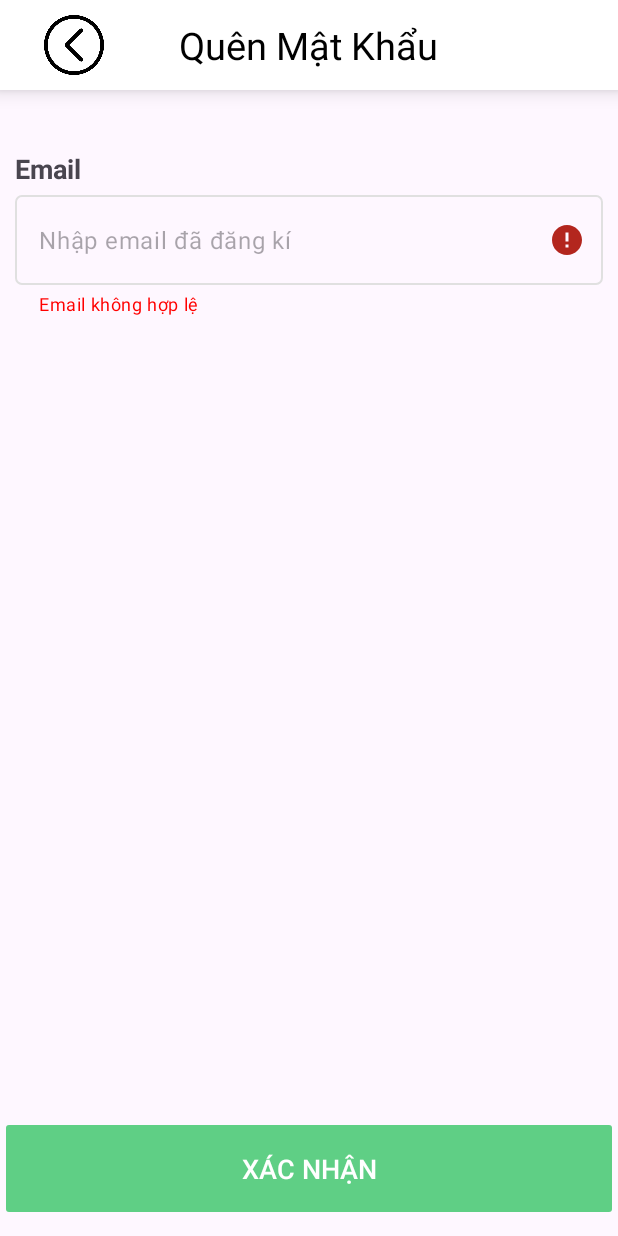
After one commit to khang3999/Rentaka, an Android app: the ForgotThePasswordActivity screen opened directly, with no data from a screen before it, on a phone screen of 412 x 824 dp. The commit adds this screen. Run offline under Robolectric (Android 15) with nearby library versions, the phone set to English and light mode, and no system bars; our stand-ins replace Firebase (no records; nobody signed in at launch, a user with empty details on screens opened directly); 1 statement that could not run was skipped.

Commit message:
Foget Password UI  And FireBase

```diff
--- a/app/src/main/AndroidManifest.xml
+++ b/app/src/main/AndroidManifest.xml
@@ -18,6 +18,9 @@
         android:supportsRtl="true"
         android:theme="@style/Theme.Rentaka"
         tools:targetApi="31">
+        <activity
+            android:name=".activities.ForgotThePasswordActivity"
+            android:exported="false" />
         <activity
             android:name=".activities.ForgotPasswordActivity"
             android:exported="false" />
--- a/app/src/main/java/vn/edu/tdc/rentaka/activities/DrivingLicenseActivity.java
+++ b/app/src/main/java/vn/edu/tdc/rentaka/activities/DrivingLicenseActivity.java
@@ -248,6 +248,7 @@ public class DrivingLicenseActivity extends AppCompatActivity {
                         // Nếu có ảnh, hiển thị ảnh bằng Glide hoặc một thư viện khác
                         if (imageGPLX != null && !imageGPLX.isEmpty()) {
                             Glide.with(DrivingLicenseActivity.this).load(imageGPLX).into(binding.imageGPLX);
+                            isImageGPLXValid = true;
                         }
                     }
                 }
@@ -304,6 +305,7 @@ public class DrivingLicenseActivity extends AppCompatActivity {
               if (isCalendar && isNameValid && isGPLXValid && isImageGPLXValid){
                   //Luu du lieu
                   saveGPLXData();
+                  finish();
               }
               else {
                   Toast.makeText(DrivingLicenseActivity.this, "Đăng kí giấy phép lái xe không thành công", Toast.LENGTH_SHORT).show();
@@ -320,6 +322,7 @@ public class DrivingLicenseActivity extends AppCompatActivity {
               if (!isImageGPLXValid){
                   binding.textErrorImage.setVisibility(View.VISIBLE);
               }
+
           }
           //Luu len server va len firebase
           private void saveGPLXData() {
--- /dev/null
+++ b/app/src/main/java/vn/edu/tdc/rentaka/activities/ForgotThePasswordActivity.java
@@ -0,0 +1,119 @@
+package vn.edu.tdc.rentaka.activities;
+
+import android.content.Intent;
+import android.os.Bundle;
+import android.text.Editable;
+import android.text.TextWatcher;
+import android.view.View;
+import android.widget.Toast;
+
+import androidx.annotation.NonNull;
+import androidx.appcompat.app.AppCompatActivity;
+
+import com.google.android.gms.tasks.OnFailureListener;
+import com.google.android.gms.tasks.OnSuccessListener;
+import com.google.firebase.auth.FirebaseAuth;
+
+import vn.edu.tdc.rentaka.R;
+import vn.edu.tdc.rentaka.databinding.ForgotThePasswordLayoutBinding;
+
+public class ForgotThePasswordActivity extends AppCompatActivity {
+
+    boolean isEmailValid = false;
+    private ForgotThePasswordLayoutBinding binding;
+    FirebaseAuth mAuth;
+
+    @Override
+    protected void onCreate(Bundle savedInstanceState) {
+        super.onCreate(savedInstanceState);
+        setContentView(R.layout.forgot_the_password_layout);
+        binding = ForgotThePasswordLayoutBinding.inflate(getLayoutInflater());
+        setContentView(binding.getRoot());
+
+        // Get email from LoginActivity
+        Intent intent = getIntent();
+        String email = intent.getStringExtra("email");
+        binding.editTextEmail.setText(email);
+
+        // Kiểm tra
+        validateEmail(email);
+
+        // Cập nhật trạng thái nút
+        updateButtonState();
+
+        // Out
+        binding.leftImageView.setOnClickListener(new View.OnClickListener() {
+            @Override
+            public void onClick(View v) {
+                finish();
+            }
+        });
+
+        binding.editTextEmail.addTextChangedListener(new TextWatcher() {
+            @Override
+            public void beforeTextChanged(CharSequence s, int start, int count, int after) {}
+
+            @Override
+            public void onTextChanged(CharSequence s, int start, int before, int count) {}
+
+            @Override
+            public void afterTextChanged(Editable s) {
+                // Kiểm tra
+                validateEmail(s.toString());
+            }
+        });
+
+        binding.btnSave.setOnClickListener(new View.OnClickListener() {
+            @Override
+            public void onClick(View v) {
+                if (isEmailValid) {
+                    sendPasswordResetEmail(binding.editTextEmail.getText().toString());
+                } else {
+                    Toast.makeText(ForgotThePasswordActivity.this, "Gửi email thất bại", Toast.LENGTH_SHORT).show();
+                    if (binding.editTextEmail.getText().toString().isEmpty()) {
+                        binding.textInputLayoutEmail.setError("Chưa nhập email");
+                    }
+                }
+            }
+        });
+    }
+    //Ham gui email
+    private void sendPasswordResetEmail(String email) {
+        mAuth = FirebaseAuth.getInstance();
+        mAuth.sendPasswordResetEmail(email)
+                .addOnSuccessListener(new OnSuccessListener<Void>() {
+                    @Override
+                    public void onSuccess(Void aVoid) {
+                        Toast.makeText(ForgotThePasswordActivity.this, "Email khôi phục mật khẩu đã được gửi", Toast.LENGTH_SHORT).show();
+                        Intent intent = new Intent(ForgotThePasswordActivity.this, LoginActivity.class);
+                        startActivity(intent);
+                        finish();
+                    }
+                })
+                .addOnFailureListener(new OnFailureListener() {
+                    @Override
+                    public void onFailure(@NonNull Exception e) {
+                        Toast.makeText(ForgotThePasswordActivity.this, "Lỗi khi gửi email khôi phục mật khẩu: " + e.getMessage(), Toast.LENGTH_SHORT).show();
+                    }
+                });
+    }
+
+    // Regex email
+    public void validateEmail(String email) {
+        // So sánh regex email
+        String regex = "^[\\w-\\.]+@([\\w-]+\\.)+[\\w-]{2,4}$";
+        if (email.matches(regex)) {
+            isEmailValid = true;
+            binding.textInputLayoutEmail.setError(null);
+        } else {
+            isEmailValid = false;
+            binding.textInputLayoutEmail.setError("Email không hợp lệ");
+        }
+        // Cập nhật trạng thái nút
+        updateButtonState();
+    }
+
+    private void updateButtonState() {
+        binding.btnSave.setEnabled(isEmailValid);
+    }
+}
--- a/app/src/main/java/vn/edu/tdc/rentaka/activities/RegisterActivity.java
+++ b/app/src/main/java/vn/edu/tdc/rentaka/activities/RegisterActivity.java
@@ -504,7 +504,7 @@ public class RegisterActivity extends AppCompatActivity {
                             String address= "";
                             String birthday= "00/00/0000";
                             // Registration successful
-                            UserModel user = new UserModel(phone, username, pass, email,gender,currentDate,imageUser,address,birthday);
+                            UserModel user = new UserModel(phone, username, email, gender,currentDate,imageUser,address,birthday);
                             String id = task.getResult().getUser().getUid();
                             database.getReference().child("Users").child(id).setValue(user);
                             //an load
--- a/app/src/main/java/vn/edu/tdc/rentaka/fragments/PersonalProfileFragment.java
+++ b/app/src/main/java/vn/edu/tdc/rentaka/fragments/PersonalProfileFragment.java
@@ -197,7 +197,6 @@ public class PersonalProfileFragment extends AbstractFragment {
     //Cap nhat du lieu
     private void updateData() {
         //Loading
-        binding.progressBar.setVisibility(View.VISIBLE);
         //Gan ten va image ten user tu firebase ve
         FirebaseUser user = FirebaseAuth.getInstance().getCurrentUser();
         if (user != null) {
@@ -233,7 +232,6 @@ public class PersonalProfileFragment extends AbstractFragment {
             });
         }
         //An loading
-        binding.progressBar.setVisibility(View.GONE);
     }
 
 }
--- /dev/null
+++ b/app/src/main/res/layout/forgot_the_password_layout.xml
@@ -0,0 +1,97 @@
+<?xml version="1.0" encoding="utf-8"?>
+<LinearLayout
+    xmlns:android="http://schemas.android.com/apk/res/android"
+    xmlns:app="http://schemas.android.com/apk/res-auto"
+    xmlns:tools="http://schemas.android.com/tools"
+    android:layout_width="match_parent"
+    android:layout_height="match_parent"
+    android:orientation="vertical"
+    android:id="@+id/my_account_main"
+    >
+
+    <RelativeLayout
+        android:id="@+id/topLayout"
+        android:layout_width="match_parent"
+        android:layout_height="60dp"
+        android:background="@color/white"
+        android:elevation="8dp">
+
+        <TextView
+            android:id="@+id/titleTextView"
+            android:layout_width="wrap_content"
+            android:layout_height="wrap_content"
+            android:layout_centerHorizontal="true"
+            android:text="Quên Mật Khẩu"
+            android:textColor="@android:color/black"
+            android:textSize="25sp"
+            android:layout_centerVertical="true"/>
+
+        <ImageView
+            android:id="@+id/leftImageView"
+            android:layout_width="40dp"
+            android:layout_height="wrap_content"
+            android:layout_marginEnd="50dp"
+            android:layout_toStartOf="@id/titleTextView"
+            android:src="@drawable/ic_left_arrow" />
+
+    </RelativeLayout>
+    <LinearLayout
+        android:layout_width="match_parent"
+        android:layout_height="wrap_content">
+<!--Email-->
+        <LinearLayout
+            android:layout_width="match_parent"
+            android:layout_height="wrap_content"
+            android:layout_marginBottom="10dp"
+            android:layout_marginTop="30dp"
+            android:padding="10dp"
+            android:orientation="vertical">
+
+            <TextView
+                android:layout_width="match_parent"
+                android:layout_height="wrap_content"
+                android:layout_marginBottom="5dp"
+                android:text="@string/email"
+                android:textStyle="bold"
+                android:textSize="@dimen/_18sp"
+                />
+            <!-- Thu vien   Material Components  -->
+            <com.google.android.material.textfield.TextInputLayout
+                android:layout_width="match_parent"
+                android:id="@+id/textInputLayoutEmail"
+                android:layout_height="wrap_content"
+                app:endIconTint="@color/xanh_dam"
+                app:hintEnabled="false"
+                app:errorTextColor="@color/maudo"
+                app:endIconMode="clear_text">
+
+                <EditText
+                    android:id="@+id/editTextEmail"
+                    android:layout_width="match_parent"
+                    android:layout_height="60dp"
+                    android:padding="10dp"
+                    android:background="@drawable/custom_button_account"
+                    android:hint="@string/nh_p_email_ng_k"
+                    tools:ignore="TextFields" />
+            </com.google.android.material.textfield.TextInputLayout>
+        </LinearLayout>
+
+
+    </LinearLayout>
+    <LinearLayout
+        android:layout_width="match_parent"
+        android:layout_height="match_parent"
+        android:gravity="bottom"
+        android:orientation="vertical">
+
+        <androidx.appcompat.widget.AppCompatButton
+            android:id="@+id/btn_save"
+            android:layout_width="match_parent"
+            android:layout_height="70dp"
+            android:textSize="@dimen/_18sp"
+            android:layout_marginBottom="10dp"
+            android:backgroundTint="@color/xanh_dam"
+            android:textColor="@color/white"
+            android:text="@string/xac_nhan" />
+    </LinearLayout>
+</LinearLayout>
--- a/app/src/main/res/layout/login_layout.xml
+++ b/app/src/main/res/layout/login_layout.xml
@@ -106,6 +106,7 @@
                 </com.google.android.material.textfield.TextInputLayout>
             </LinearLayout>
             <TextView
+                android:id="@+id/textViewForgotPassword"
                 android:layout_width="match_parent"
                 android:layout_height="wrap_content"
                 android:layout_marginTop="10dp"
```
Also changed, not shown: app/src/main/java/vn/edu/tdc/rentaka/activities/ChangeThePasswordActivity.java (+26 -31 lines), app/src/main/java/vn/edu/tdc/rentaka/activities/ForgotPasswordActivity.java (deleted, +0 -26 lines), app/src/main/java/vn/edu/tdc/rentaka/activities/LoginActivity.java (+8 -0 lines), app/src/main/java/vn/edu/tdc/rentaka/models/UserModel.java (+1 -11 lines), app/src/main/res/layout/forgot_password_layout.xml (deleted, +0 -10 lines).
